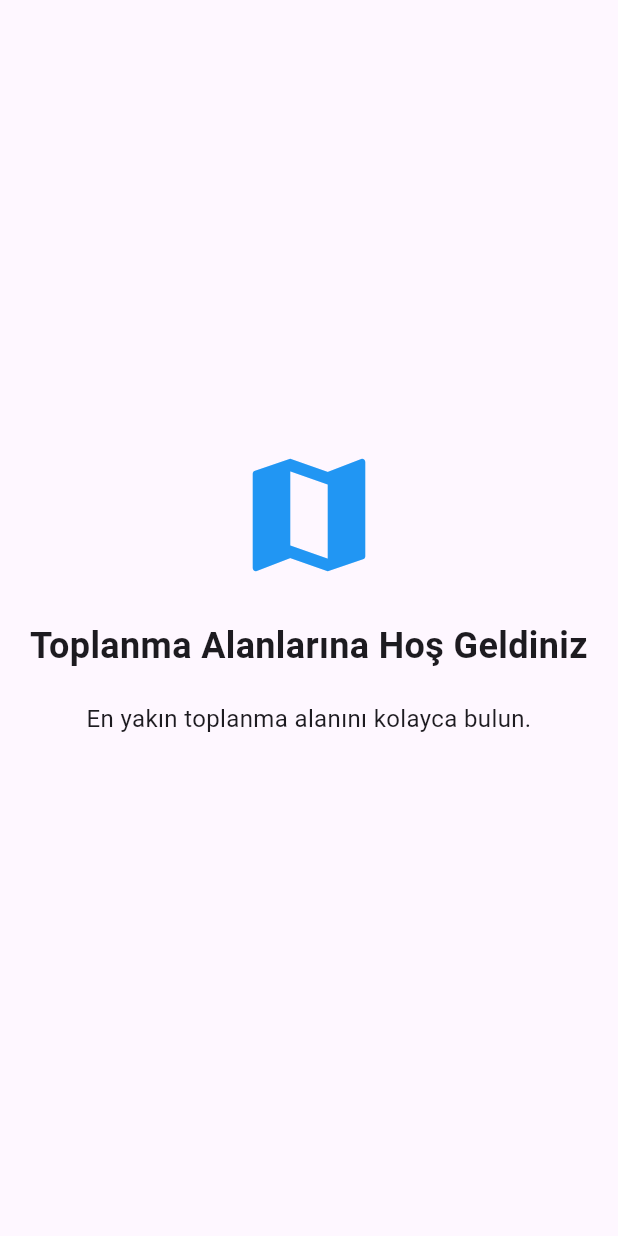
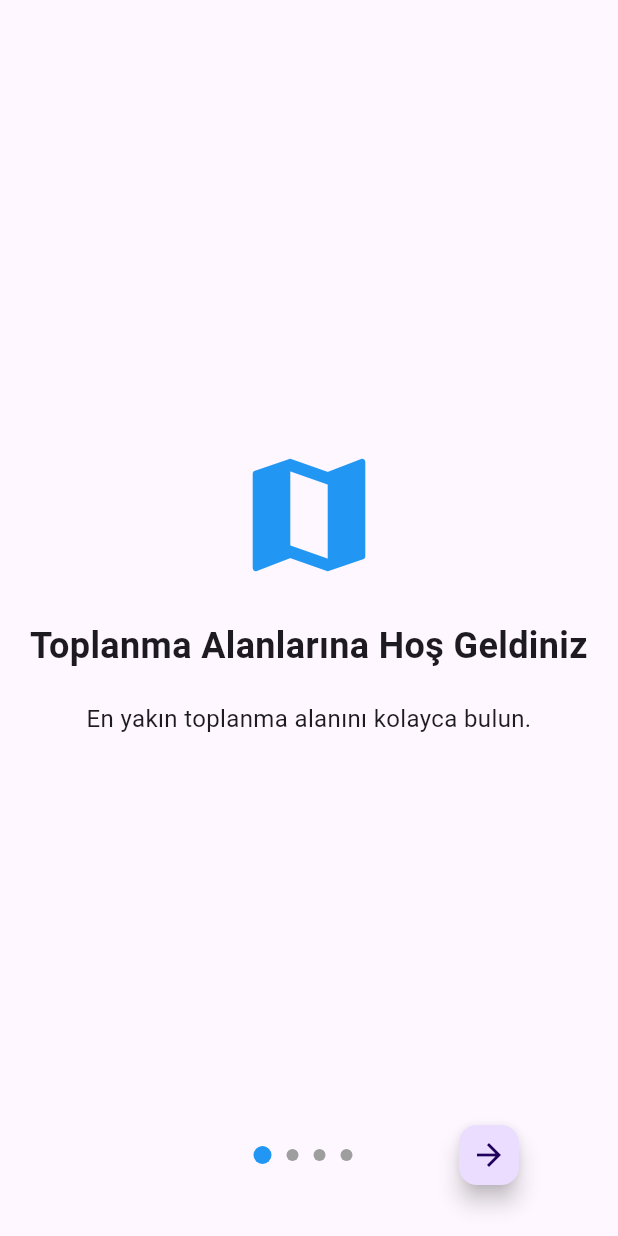
Before and after one commit to developersailor/fi_toplan, a Flutter app: the screen it shows after launch, on a phone screen of 412 x 824 dp. Run offline on Flutter 3.47's test engine with Material 3 defaults, Android fonts, the phone set to English and light mode, and no system bars; our stand-ins replace flutter_map, geolocator, latlong2, shared_preferences.

```diff
--- a/lib/app/view/onboard_screen.dart
+++ b/lib/app/view/onboard_screen.dart
@@ -1,13 +1,35 @@
 import 'package:fi_toplan/app/view/gathering_area_list_view.dart';
 import 'package:flutter/material.dart';
 
-class OnboardScreen extends StatelessWidget {
+class OnboardScreen extends StatefulWidget {
   const OnboardScreen({super.key});
+
+  @override
+  State<OnboardScreen> createState() => _OnboardScreenState();
+}
+
+class _OnboardScreenState extends State<OnboardScreen> {
+  final PageController _pageController = PageController();
+  int _currentPage = 0;
+
+  @override
+  void dispose() {
+    _pageController.dispose();
+    super.dispose();
+  }
 
   @override
   Widget build(BuildContext context) {
     return Scaffold(
-      body: PageView(
+      body: Stack(
+        children: [
+          PageView(
+            controller: _pageController,
+            onPageChanged: (index) {
+              setState(() {
+                _currentPage = index;
+              });
+            },
             children: [
               _buildPage(
                 context,
@@ -33,6 +55,63 @@ class OnboardScreen extends StatelessWidget {
                 'Hadi başlayalım!',
                 Icons.arrow_forward,
                 isLastPage: true,
+              ),
+            ],
+          ),
+          // Yön okları
+          Positioned(
+            bottom: 30,
+            left: 0,
+            right: 0,
+            child: Row(
+              mainAxisAlignment: MainAxisAlignment.spaceEvenly,
+              children: [
+                // Geri Butonu
+                if (_currentPage > 0)
+                  FloatingActionButton(
+                    mini: true,
+                    onPressed: () {
+                      _pageController.previousPage(
+                        duration: const Duration(milliseconds: 300),
+                        curve: Curves.easeInOut,
+                      );
+                    },
+                    child: const Icon(Icons.arrow_back),
+                  )
+                else
+                  const SizedBox(width: 40), // Boşluk tutucu
+                // Sayfa göstergesi
+                Row(
+                  children: List.generate(4, (index) {
+                    return Container(
+                      margin: const EdgeInsets.symmetric(horizontal: 5),
+                      width: _currentPage == index ? 12 : 8,
+                      height: _currentPage == index ? 12 : 8,
+                      decoration: BoxDecoration(
+                        color:
+                            _currentPage == index ? Colors.blue : Colors.grey,
+                        shape: BoxShape.circle,
+                      ),
+                    );
+                  }),
+                ),
+
+                // İleri Butonu
+                if (_currentPage < 3)
+                  FloatingActionButton(
+                    mini: true,
+                    onPressed: () {
+                      _pageController.nextPage(
+                        duration: const Duration(milliseconds: 300),
+                        curve: Curves.easeInOut,
+                      );
+                    },
+                    child: const Icon(Icons.arrow_forward),
+                  )
+                else
+                  const SizedBox(width: 40), // Boşluk tutucu
+              ],
+            ),
           ),
         ],
       ),
```
Also changed, not shown: lib/app/services/gathering_area_service.dart (+4 -3 lines), pubspec.yaml (+4 -14 lines), pubspec.lock. Lines whose indentation alone changed are shown as unchanged.
